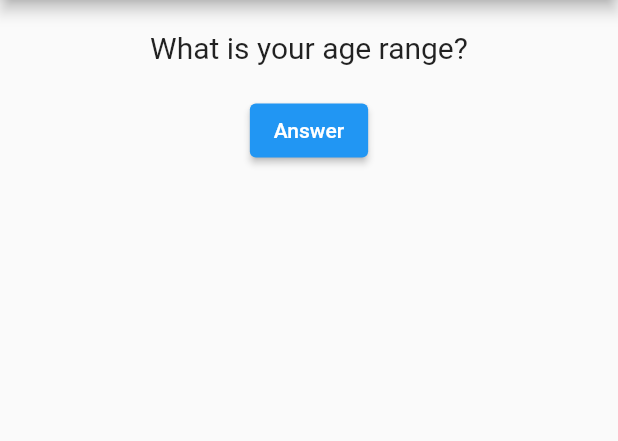
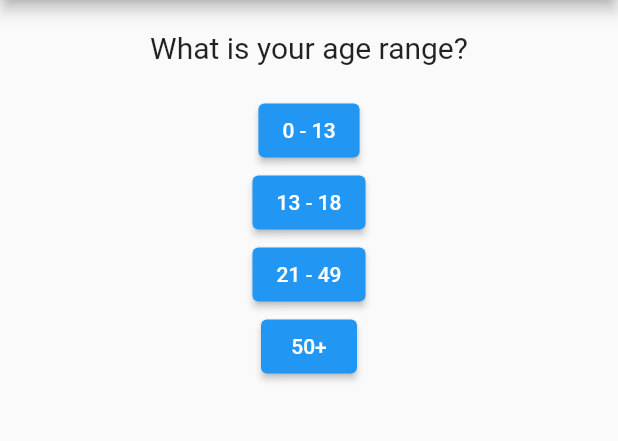
Before and after one commit to edewindt/TestApp, a Flutter app: the screen it shows after launch, on a phone screen of 412 x 824 dp, the part 84-525 px from its top. Run offline on Flutter 3.47's test engine with Material 2 defaults, Android fonts, the phone set to English and light mode, and no system bars.

Commit message:
answers rendered

```diff
--- a/lib/answer.dart
+++ b/lib/answer.dart
@@ -2,12 +2,16 @@ import 'package:flutter/material.dart';
 
 class Answer extends StatelessWidget {
   final String answer;
-  const Answer(this.answer, {super.key});
+  final Function handle;
+  const Answer(this.answer, this.handle, {super.key});
 
   @override
   Widget build(BuildContext context) {
     return Container(
-      child: Text(answer),
+      child: ElevatedButton(
+        onPressed: (() => handle),
+        child: Text(answer),
+      ),
     );
   }
 }
--- a/lib/main.dart
+++ b/lib/main.dart
@@ -1,5 +1,6 @@
 import 'package:flutter/material.dart';
 import './question.dart';
+import './answer.dart';
 
 void main() => runApp(TestApp());
 
@@ -34,11 +35,11 @@ class TestAppState extends State<TestApp> {
       'answers': ['Yes', 'No']
     }
   ];
-  int i = 0;
+  int _i = 0;
   void answer() {
-    if (i < questions.length - 1) {
+    if (_i < questions.length - 1) {
       setState(() {
-        i++;
+        _i++;
       });
     }
   }
@@ -53,8 +54,13 @@ class TestAppState extends State<TestApp> {
           title: Text('Test App'),
         ),
         body: Column(children: [
-          Question(questions[i]['question'] as String),
-          ElevatedButton(onPressed: answer, child: Text('Answer'))
+          Question(questions[_i]['question'] as String),
+          Column(
+            children: [
+              for (var i = 0; i < questions[_i]['answers'].length; i++)
+                Answer(questions[_i]['answers'][i], () => answer)
+            ],
+          )
         ]),
       ),
     );
```
